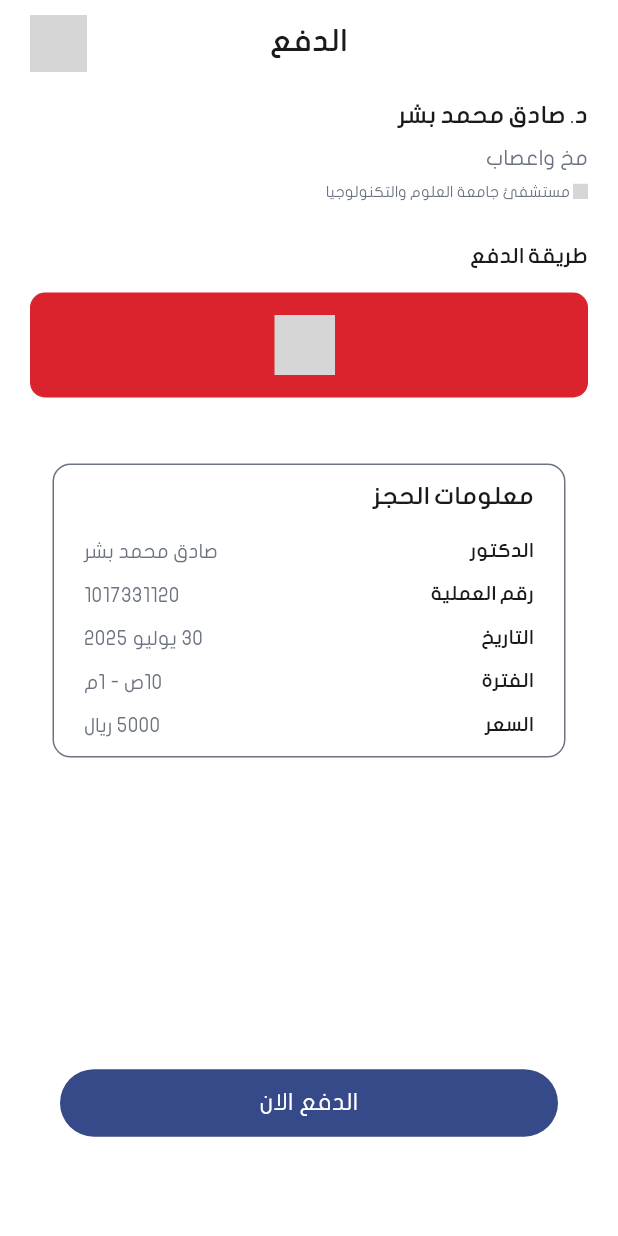
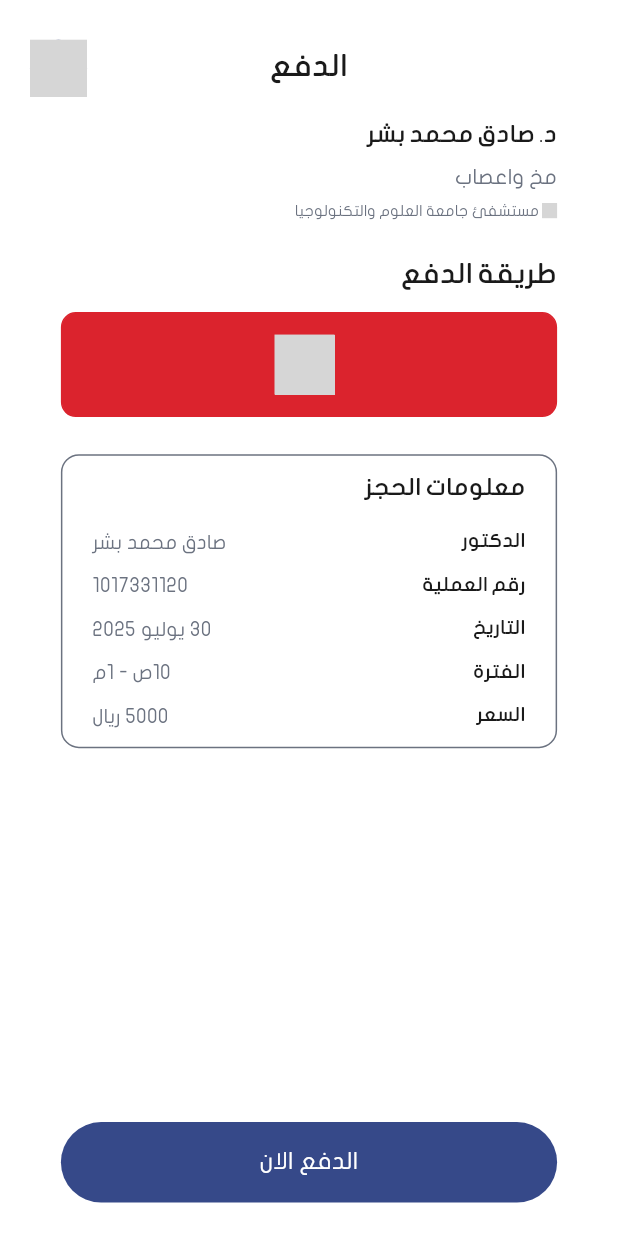
Before and after one commit to odaibishr/doctor_booking_system_with_ai, a Flutter app: the PaymentView screen opened by its route, on a phone screen of 412 x 824 dp. Run offline on Flutter 3.47's test engine with Material 3 defaults, Android fonts, the phone set to English and light mode, and no system bars; our stand-ins replace bloc, cached_network_image, carousel_slider, dartz, date_field, dio and 10 more; missing offline and left inert: data_connection_checker_tv, social_auth_buttons, svg_flutter; accounts and stored records are empty; project files that could hold a hidden picture were left out; grey boxes are pictures that could not be loaded.

Commit message:
make payment view body responsive

```diff
--- a/lib/features/payment/presentation/widget/payment_view_body.dart
+++ b/lib/features/payment/presentation/widget/payment_view_body.dart
@@ -7,10 +7,10 @@ import 'package:doctor_booking_system_with_ai/features/payment/presentation/widg
 import 'package:doctor_booking_system_with_ai/features/payment/presentation/widget/payment_method_item.dart';
 import 'package:flutter/material.dart';
 
-
 class PaymentViewBody extends StatefulWidget {
   final bool? complete_payment;
   final VoidCallback onpres;
+
   const PaymentViewBody({
     super.key,
     this.complete_payment,
@@ -22,77 +22,87 @@ class PaymentViewBody extends StatefulWidget {
 }
 
 class _PaymentViewBodyState extends State<PaymentViewBody> {
-  // local mutable copy of the completion flag
   late bool completePayment;
-
-  int selectedMethodIndex = 0;
 
   @override
   void initState() {
     super.initState();
-    // initialize from the widget's (possibly nullable) value
     completePayment = widget.complete_payment ?? false;
   }
 
   @override
   Widget build(BuildContext context) {
+    final screen = MediaQuery.of(context).size;
+
     return Column(
       children: [
-        CustomAppBar(
+        SizedBox(height: screen.height * 0.02),
+
+        const CustomAppBar(
           title: 'الدفع',
           isBackButtonVisible: true,
           isUserImageVisible: false,
         ),
-        const SizedBox(height: 10),
-        Column(
+
+        Expanded(
+          child: SingleChildScrollView(
+            padding: EdgeInsets.symmetric(horizontal: screen.width * 0.05),
+            child: Column(
               crossAxisAlignment: CrossAxisAlignment.start,
               children: [
-            const SizedBox(height: 10),
+                SizedBox(height: screen.height * 0.02),
+
                 const DoctorInfo(
                   name: 'د. صادق محمد بشر',
                   specialization: 'مخ واعصاب',
                   location: 'مستشفئ جامعة العلوم والتكنولوجيا',
                 ),
-            const SizedBox(height: 28),
+
+                SizedBox(height: screen.height * 0.03),
+
                 Text(
                   'طريقة الدفع',
-              style: FontStyles.subTitle3.copyWith(fontWeight: FontWeight.bold),
+                  style: FontStyles.subTitle3.copyWith(
+                    fontWeight: FontWeight.bold,
+                    fontSize: screen.width * 0.045,
                   ),
-            const SizedBox(height: 15),
+                ),
+
+                SizedBox(height: screen.height * 0.015),
+
                 PaymentMethodItem(
                   label: '',
                   iconPath: 'assets/images/jaib.svg',
                   onTap: () {
-                setState(() {
                     showDialog(
                       context: context,
-                    builder: (context) {
-                      return JaibShowDialog();
-                    },
+                      builder: (context) => JaibShowDialog(),
                     );
-                });
                   },
                 ),
-            const SizedBox(height: 16),
-            // MainInputField(
-            //   hintText: 'رقم البطاقة',
-            //   leftIconPath: 'assets/icons/pay-card.svg',
-            //   rightIconPath: 'assets/icons/edit-2.svg',
-            //   isShowRightIcon: true,
-            //   isShowLeftIcon: true,
-            //   readonly: true,
-            //   icon_onTap: () {
-            //     GoRouter.of(context).push(AppRouter.addcardViewRoute);
-            //   },
-            // ),
-            const SizedBox(height: 28),
+
+                SizedBox(height: screen.height * 0.03),
+
                 const AppointmentDetails(),
-            SizedBox(height: MediaQuery.of(context).size.height * 0.24),
-            Container(
-              padding: const EdgeInsets.symmetric(horizontal: 20, vertical: 10),
-              child: MainButton(text: 'الدفع الان', onTap: widget.onpres),
+
+                SizedBox(height: screen.height * 0.03),
+              ],
             ),
-          ],
+          ),
+        ),
+
+        SafeArea(
+          child: Padding(
+            padding: EdgeInsets.symmetric(
+              horizontal: screen.width * 0.05,
+              vertical: screen.height * 0.015,
+            ),
+            child: MainButton(
+              text: "الدفع الان",
+              onTap: widget.onpres,
+              height: screen.height * 0.065,
+            ),
+          ),
         ),
       ],
     );
```
Lines whose indentation alone changed are shown as unchanged.
